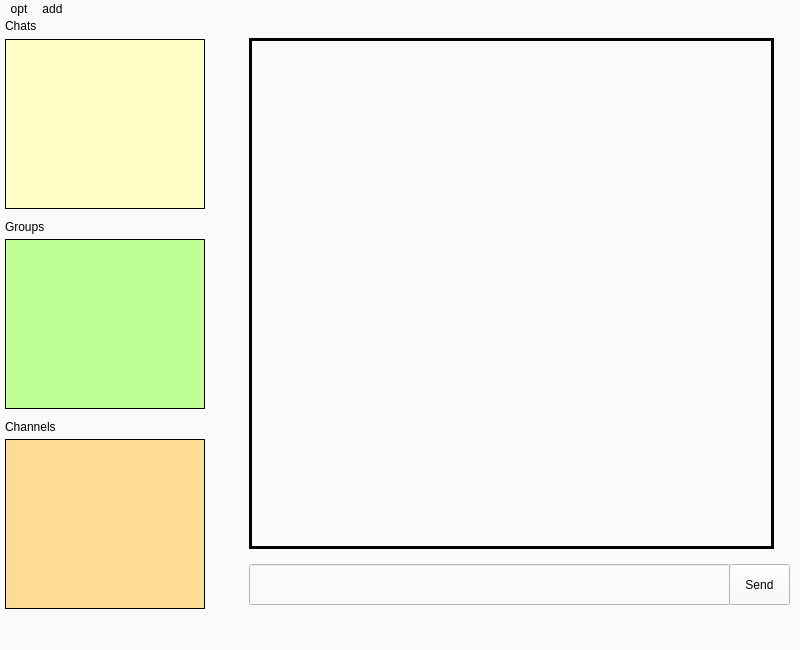
This is Project_AA/safheasli.ui in AmirHasanTaban/IUT-Messanger as Qt 5 draws it before an edit. The edited form follows.
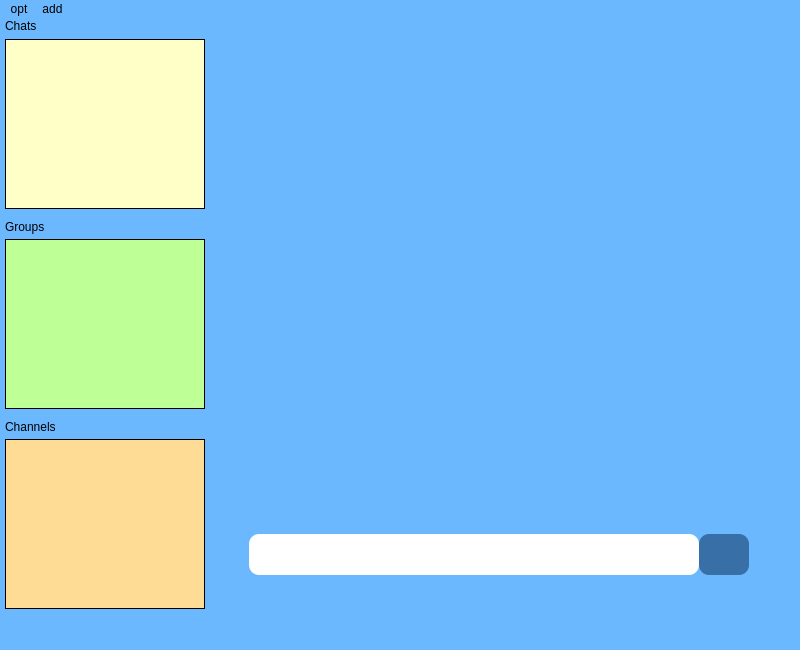
This is the edited form. Icons and pictures are not drawn.

Patch:
```diff
--- a/Project_AA/safheasli.ui
+++ b/Project_AA/safheasli.ui
@@ -14,7 +14,7 @@
    <string>MainWindow</string>
   </property>
   <property name="styleSheet">
-   <string notr="true">background-color: rgb(250, 250, 250);</string>
+   <string notr="true">background-color: rgb(108, 184, 255);</string>
   </property>
   <widget class="QWidget" name="centralwidget">
    <widget class="QListWidget" name="listWidget">
@@ -50,11 +50,27 @@
       <property name="geometry">
        <rect>
         <x>30</x>
-        <y>19</y>
-        <width>525</width>
-        <height>511</height>
+        <y>10</y>
+        <width>500</width>
+        <height>500</height>
        </rect>
       </property>
+      <property name="font">
+       <font>
+        <pointsize>12</pointsize>
+       </font>
+      </property>
+      <property name="styleSheet">
+       <string notr="true">
+
+QTextBrowser {
+    border-radius: 10px;
+    background-image: url(:/source/back_chat.png);
+	
+	border-color: rgb(30, 14, 255);
+}
+</string>
+      </property>
       <property name="frameShape">
        <enum>QFrame::Box</enum>
       </property>
@@ -71,32 +87,70 @@
 hr { height: 1px; border-width: 0; }
 li.unchecked::marker { content: &quot;\2610&quot;; }
 li.checked::marker { content: &quot;\2612&quot;; }
-&lt;/style&gt;&lt;/head&gt;&lt;body style=&quot; font-family:'Segoe UI'; font-size:9pt; font-weight:400; font-style:normal;&quot;&gt;
-&lt;p style=&quot;-qt-paragraph-type:empty; margin-top:0px; margin-bottom:0px; margin-left:0px; margin-right:0px; -qt-block-indent:0; text-indent:0px;&quot;&gt;&lt;br /&gt;&lt;/p&gt;&lt;/body&gt;&lt;/html&gt;</string>
+&lt;/style&gt;&lt;/head&gt;&lt;body style=&quot; font-family:'Segoe UI'; font-size:12pt; font-weight:400; font-style:normal;&quot;&gt;
+&lt;p style=&quot;-qt-paragraph-type:empty; margin-top:0px; margin-bottom:0px; margin-left:0px; margin-right:0px; -qt-block-indent:0; text-indent:0px; font-size:9pt;&quot;&gt;&lt;br /&gt;&lt;/p&gt;&lt;/body&gt;&lt;/html&gt;</string>
       </property>
      </widget>
      <widget class="QPushButton" name="pushButton">
       <property name="geometry">
        <rect>
-        <x>510</x>
-        <y>545</y>
-        <width>61</width>
+        <x>480</x>
+        <y>515</y>
+        <width>50</width>
         <height>41</height>
        </rect>
       </property>
+      <property name="styleSheet">
+       <string notr="true">QPushButton {
+    border-radius: 10px;
+    padding: 10px;
+    background-color: #376fa6;
+	color: &quot;white&quot;;
+	
+}
+
+QPushButton:hover {
+    background-color: #007600;
+}
+
+QPushButton:pressed {
+    background-color: #888888;
+}
+</string>
+      </property>
       <property name="text">
-       <string>Send</string>
+       <string/>
+      </property>
+      <property name="iconSize">
+       <size>
+        <width>20</width>
+        <height>20</height>
+       </size>
       </property>
      </widget>
      <widget class="QLineEdit" name="lineEdit_asli">
       <property name="geometry">
        <rect>
         <x>30</x>
-        <y>545</y>
-        <width>481</width>
+        <y>515</y>
+        <width>450</width>
         <height>41</height>
        </rect>
       </property>
+      <property name="font">
+       <font>
+        <pointsize>12</pointsize>
+       </font>
+      </property>
+      <property name="styleSheet">
+       <string notr="true">QLineEdit {
+    border-radius: 10px;
+    padding: 5px;
+	background-color: rgb(255, 255, 255);
+
+}
+</string>
+      </property>
      </widget>
     </widget>
     <widget class="QWidget" name="page_2"/>
```
